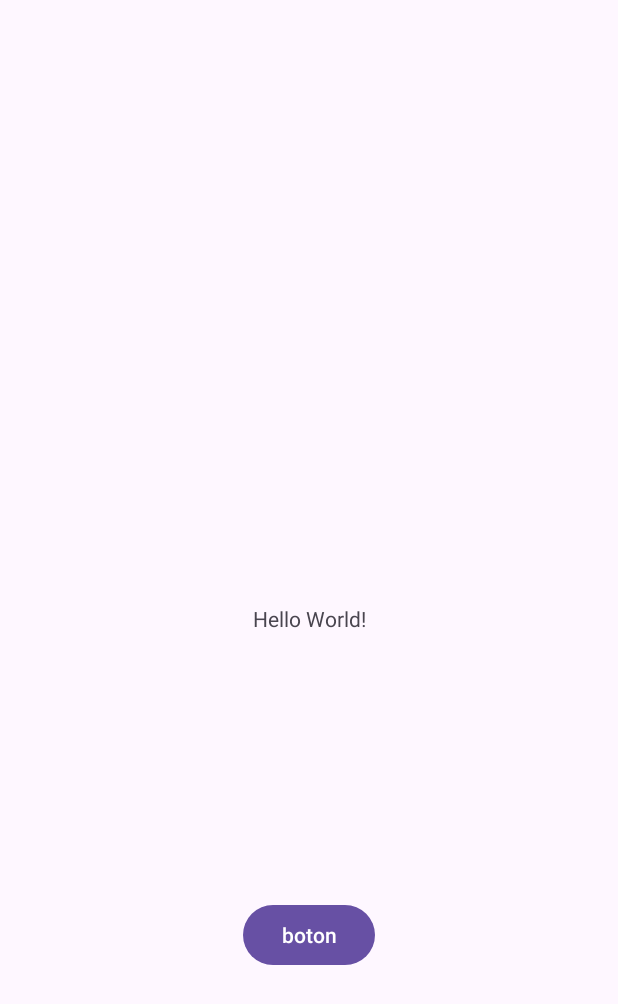
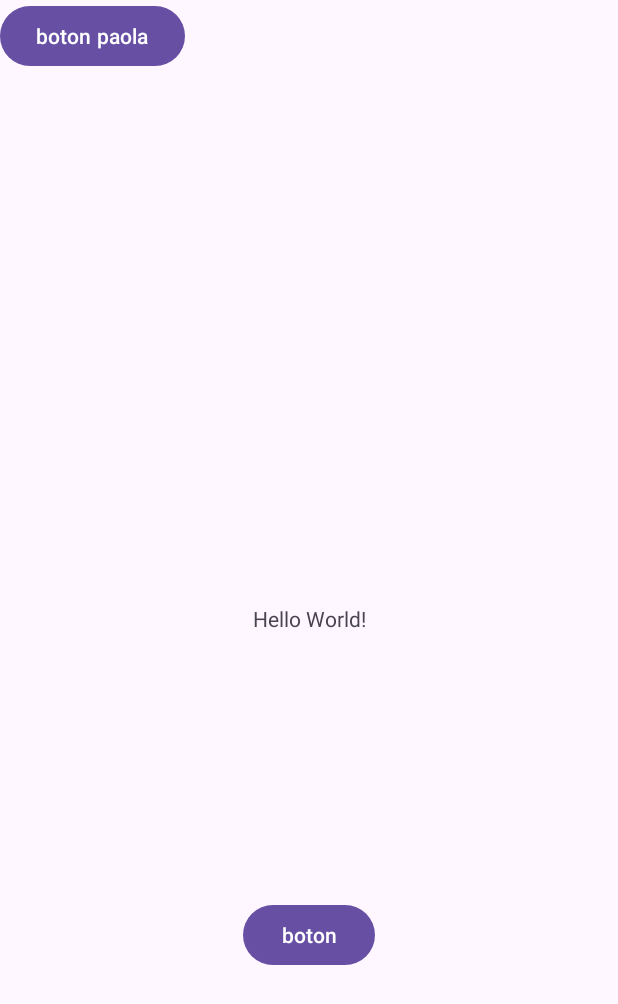
Before and after one commit to Arnoldo1305/LSM, an Android app: the screen it shows after launch (MainActivity), on a phone screen of 412 x 824 dp. Shown: the top 1004 px of the screen. Run offline under Robolectric (Android 15) with nearby library versions, the phone set to English and light mode, and no system bars.

Commit message:
boton paola

```diff
--- a/app/src/main/res/layout/activity_main.xml
+++ b/app/src/main/res/layout/activity_main.xml
@@ -27,4 +27,12 @@
         app:layout_constraintStart_toStartOf="parent"
         app:layout_constraintTop_toBottomOf="@+id/textView2" />
 
+    <Button
+        android:id="@+id/button"
+        android:layout_width="wrap_content"
+        android:layout_height="wrap_content"
+        android:text="boton paola"
+        tools:layout_editor_absoluteX="143dp"
+        tools:layout_editor_absoluteY="444dp" />
+
 </androidx.constraintlayout.widget.ConstraintLayout>
```
